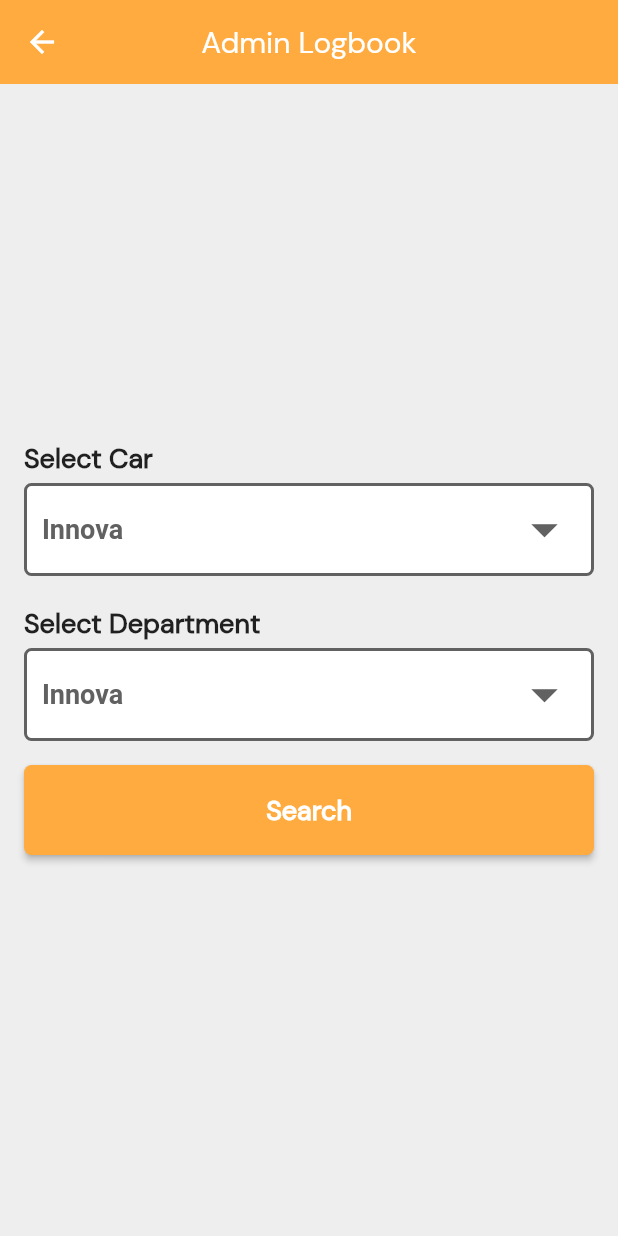
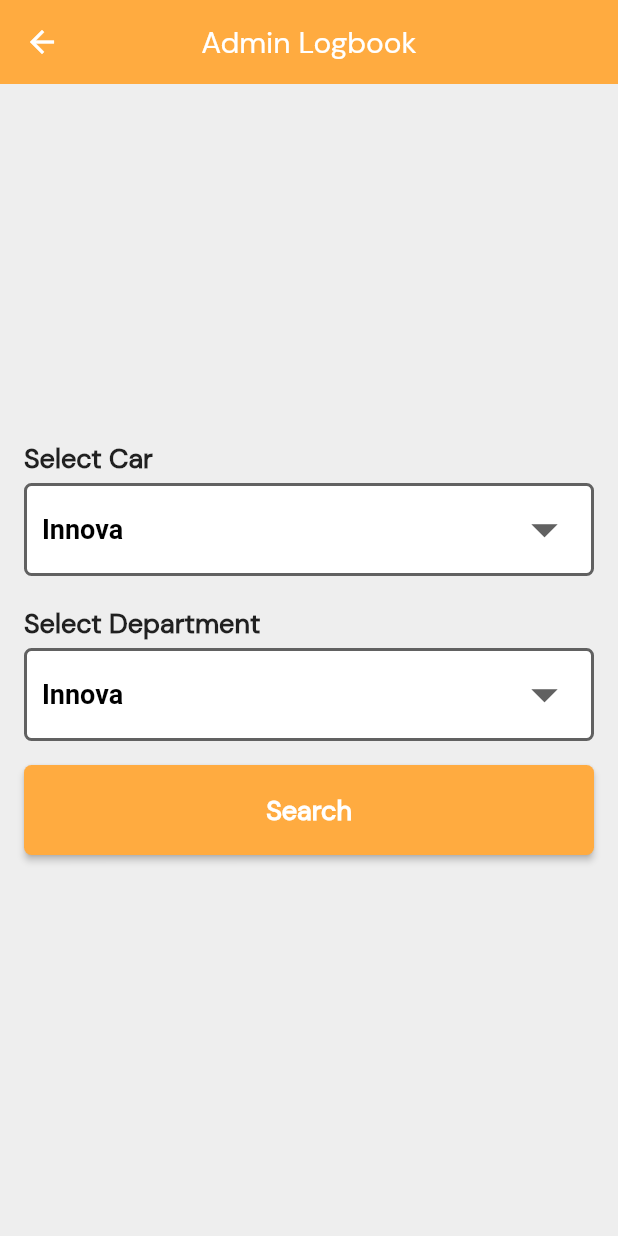
Before and after one commit to chirag27patel/flutter_projects, a Flutter app: the AdminLogbook screen opened directly, on a phone screen of 412 x 824 dp. Run offline on Flutter 3.47's test engine with Material 2 defaults, Android fonts, the phone set to English and light mode, and no system bars; our stand-ins replace dotted_line, flutter_staggered_animations, font_awesome_flutter, table_calendar; missing offline and left inert: dart:ffi.

Commit message:
push from chilu pc

```diff
--- a/lib/admin/admin_diesel_data.dart
+++ b/lib/admin/admin_diesel_data.dart
@@ -60,6 +60,8 @@ class _AdminDieselDataState extends State<AdminDieselData>
       ),
       body: Container(
         padding: EdgeInsets.all(8.0),
+        child: SingleChildScrollView(
+          physics: ScrollPhysics(),
           child: Column(
             children: [
               Row(
@@ -85,6 +87,7 @@ class _AdminDieselDataState extends State<AdminDieselData>
               Expanded(
                 child: ListView.builder(
                     itemCount: 5,
+                    physics: NeverScrollableScrollPhysics(),
                     itemBuilder: (context,index){
                   return Container(
                     height: 120,
@@ -94,6 +97,7 @@ class _AdminDieselDataState extends State<AdminDieselData>
                 }),
               )
             ],
+          ),
         ),
       ),
     );
--- a/lib/admin/admin_logbook.dart
+++ b/lib/admin/admin_logbook.dart
@@ -89,7 +89,7 @@ class _AdminLogbookState extends State<AdminLogbook> {
                         carList.map<DropdownMenuItem<String>>((String value) {
                       return DropdownMenuItem<String>(
                         value: value,
-                        child: Text(value),
+                        child: Text(value,style: TextStyle(color: Colors.black),),
                       );
                     }).toList(),
                   ),
@@ -146,7 +146,7 @@ class _AdminLogbookState extends State<AdminLogbook> {
                         carList.map<DropdownMenuItem<String>>((String value) {
                       return DropdownMenuItem<String>(
                         value: value,
-                        child: Text(value),
+                        child: Text(value,style:TextStyle(color: Colors.black)),
                       );
                     }).toList(),
                   ),
```
Lines whose indentation alone changed are shown as unchanged.
